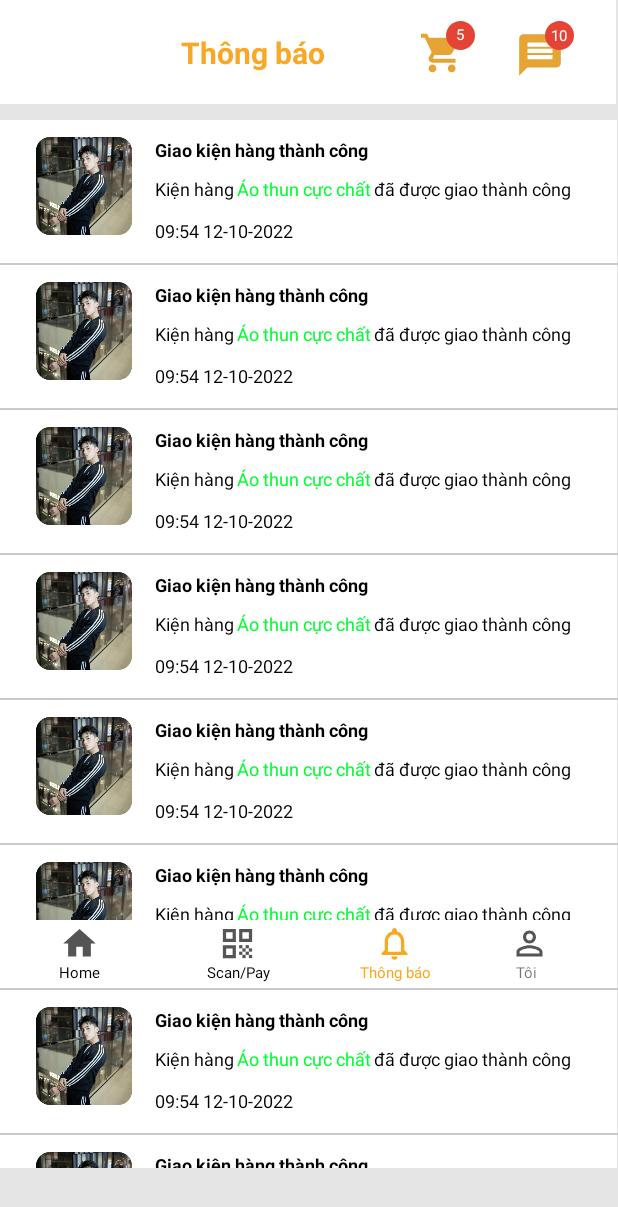
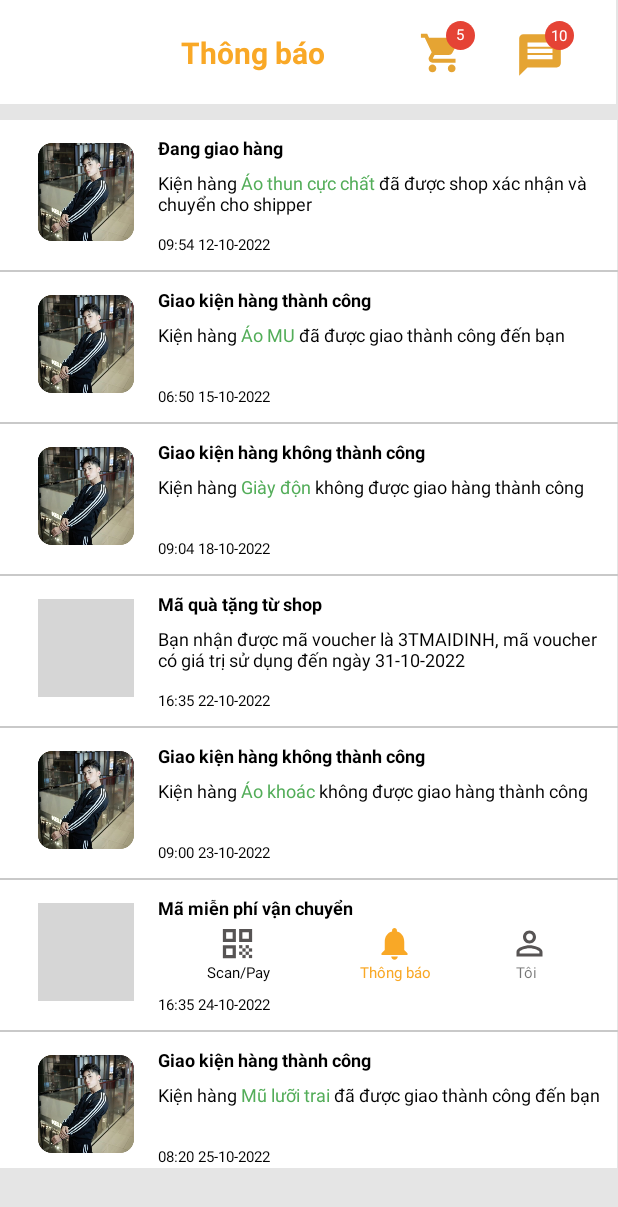
Before and after one commit to SETQT/Android, an Android app: the screen it shows after launch (MainActivity), on a phone screen of 412 x 824 dp. Shown: the top 1207 px of the screen. Run offline under Robolectric (Android 15) with nearby library versions, the phone set to English and light mode, and no system bars; grey boxes are pictures that could not be loaded.

Commit message:
update activity notify

```diff
--- a/app/src/main/java/com/example/androidproject08/CustomNotifyListViewAdapter.java
+++ b/app/src/main/java/com/example/androidproject08/CustomNotifyListViewAdapter.java
@@ -40,13 +40,25 @@ public class CustomNotifyListViewAdapter extends ArrayAdapter<Notify> {
         TextView textTitle = (TextView) v.findViewById(R.id.itemTitle);
         ImageView imageView = (ImageView) v.findViewById(R.id.icon);
         TextView textContent = (TextView) v.findViewById(R.id.content);
-        TextView textProduct = (TextView) v.findViewById(R.id.product);
         TextView textDate = (TextView) v.findViewById(R.id.date);
 
         textTitle.setText(my_notify.get(position).getTitle());
 
-        textContent.setText(my_notify.get(position).getContent());
-        textProduct.setText(my_notify.get(position).getProduct());
+        if (my_notify.get(position).getCheckProduct() == 1){
+            String str;
+            if (my_notify.get(position).getStatus() == 1){
+                str = " đã được giao thành công đến bạn";
+            } else if (my_notify.get(position).getStatus() == 0) {
+                str = " không được giao hàng thành công";
+            } else {
+                str = " đã được shop xác nhận và chuyển cho shipper";
+            }
+            String htmlcontent =  "<div>Kiện hàng <font color=\"#53AD59\">"+ my_notify.get(position).getProduct()+
+                    "</font>"+str+"</div>";
+            textContent.setText(android.text.Html.fromHtml(htmlcontent));
+        } else {
+            textContent.setText(my_notify.get(position).getContent()) ;
+        }
         textDate.setText(my_notify.get(position).getDate());
         imageView.setImageResource(my_notify.get(position).getImage());
 
--- a/app/src/main/java/com/example/androidproject08/CustomProductLabelAdapter.java
+++ b/app/src/main/java/com/example/androidproject08/CustomProductLabelAdapter.java
@@ -17,6 +17,7 @@ public class CustomProductLabelAdapter extends BaseAdapter {
     String costs_sale[];
     String percents_sale[];
     LayoutInflater inflter;
+
     public CustomProductLabelAdapter(Context applicationContext, int[] logos, String[] names, String[] costs, String[] costs_sale, String[] percents_sale) {
         this.context = applicationContext;
         this.logos = logos;
--- a/app/src/main/java/com/example/androidproject08/MainActivity.java
+++ b/app/src/main/java/com/example/androidproject08/MainActivity.java
@@ -15,50 +15,38 @@ public class MainActivity extends Activity {
     String costs[] = {"đ100.000", "đ500.000", "đ100.000", "đ500.000", "đ100.000", "đ500.000", "đ100.000", "đ500.000", "đ100.000", "đ500.000"};
     String costs_sale[] = {"đ80.000", "đ400.000", "đ80.000", "đ400.000", "đ80.000", "đ400.000", "đ80.000", "đ400.000", "đ80.000", "đ400.000"};
     String percent_sale[] = {"-20%", "-20%", "-20%", "-20%", "-20%", "-20%", "-20%", "-20%", "-20%", "-20%"};
-
     @Override
     protected void onCreate(Bundle savedInstanceState) {
         super.onCreate(savedInstanceState);
         setContentView(R.layout.activity_dashboard);
         gridview = (GridView) findViewById(R.id.gridview);
-
         CustomProductLabelAdapter customAdapter = new CustomProductLabelAdapter(getApplicationContext(), logos, names, costs, costs_sale, percent_sale);
         gridview.setAdapter(customAdapter);
-
     }*/
 
     ListView listNotification;
     ArrayList<Notify> notifiesArray =new ArrayList<Notify>();
-    String[] content ={
-            "đã được giao thành công"
-    };
 
-    String[] product ={
-            "Áo thun cực chất"
-    };
-    String[] title ={
-            "Giao kiện hàng thành công"
-    };
-
-    String[] date ={
-            "09:54 12-10-2022"
-    };
-
-    Integer[] image={
-            R.drawable.mono1
-
-    };
+    Integer[] CheckProduct = {1, 1, 1, 0, 1, 0, 1, 1};
+    String[] title = {"Đang giao hàng", "Giao kiện hàng thành công","Giao kiện hàng không thành công","Mã quà tặng từ shop",
+            "Giao kiện hàng không thành công", "Mã miễn phí vận chuyển", "Giao kiện hàng thành công", "Giao kiện hàng thành công"};
+    Integer[] status = {2,1,0,1,0,1,1,1};
+    String[] product = {"Áo thun cực chất", "Áo MU", "Giày độn", "", "Áo khoác","", "Mũ lưỡi trai", "Áo len"};
+    String[] content = {"","","","Bạn nhận được mã voucher là 3TMAIDINH, mã voucher có giá trị sử dụng đến ngày 31-10-2022","","Bạn có mã freeship là GROUP8MOBILE, vui lòng sử dụng trong vòng 5 ngày", "", ""};
+    String[] date = {"09:54 12-10-2022", "06:50 15-10-2022","09:04 18-10-2022","16:35 22-10-2022"
+    ,"09:00 23-10-2022","16:35 24-10-2022","08:20 25-10-2022","16:47 26-10-2022"};
+    Integer[] image = {R.drawable.mono1, R.drawable.mono1, R.drawable.mono1, R.drawable.notify_img_voucher,
+            R.drawable.mono1,R.drawable.notify_img_voucher, R.drawable.mono1, R.drawable.mono1  };
     @Override
     protected void onCreate(Bundle savedInstanceState) {
         super.onCreate(savedInstanceState);
-//        setContentView(R.layout.layout_cart);
         setContentView(R.layout.activity_notify);
 
 
         listNotification = (ListView) findViewById(R.id.idListView);
 
-        for (int i=0;i<10;i++){
-            notifiesArray.add(new Notify(i,title[0],content[0], product[0],date[0],image[0]));
+        for (int i=0;i<7;i++){
+            notifiesArray.add(new Notify(i, CheckProduct[i],title[i], status[i], product[i],date[i],content[i], image[i]));
         }
         CustomNotifyListViewAdapter myAdapter=new CustomNotifyListViewAdapter(this,R.layout.custom_notify_listview,notifiesArray);
         listNotification.setAdapter(myAdapter);
--- a/app/src/main/java/com/example/androidproject08/Notify.java
+++ b/app/src/main/java/com/example/androidproject08/Notify.java
@@ -4,21 +4,32 @@ public class Notify {
 
 
     private int id;
-    private String content;
+    private int CheckProduct;
+    private int status;
     private String product;
     private String title;
     private String date;
     private Integer image;
+    private String content;
 
 
-
-    public Notify(int id,String title, String content, String product, String date,Integer img) {
+    public Notify(int id,int CheckProduct, String title, int status, String product, String date, String content, Integer img) {
         this.setId(id);
-        this.setContent(content);
+        this.setCheckProduct(CheckProduct);
+        this.setStatus(status);
         this.setProduct(product);
         this.setTitle(title);
         this.setDate(date);
         this.setImage(img);
+        this.setContent(content);
+    }
+
+    public int getCheckProduct() {
+        return CheckProduct;
+    }
+
+    public void setCheckProduct(int CheckProduct) {
+        this.CheckProduct = CheckProduct;
     }
 
     public int getId() {
@@ -29,20 +40,12 @@ public class Notify {
         this.id = id;
     }
 
-    public String getName() {
-        return getContent();
+    public Integer getStatus() {
+        return status;
     }
 
-    public void setName(String name) {
-        this.setContent(name);
-    }
-
-    public String getContent() {
-        return content;
-    }
-
-    public void setContent(String content) {
-        this.content = content;
+    public void setStatus(Integer status) {
+        this.status = status;
     }
 
     public String getProduct() {
@@ -52,6 +55,7 @@ public class Notify {
     public void setProduct(String product) {
         this.product = product;
     }
+
     public String getTitle() {
         return title;
     }
@@ -75,4 +79,13 @@ public class Notify {
     public void setImage(Integer date) {
         this.image = date;
     }
+
+    public String getContent() {
+        return content;
+    }
+
+    public void setContent(String content) {
+        this.content = content;
+    }
+
 }
--- a/app/src/main/res/drawable/icon_notify.xml
+++ b/app/src/main/res/drawable/icon_notify.xml
@@ -1,5 +1,5 @@
-<vector android:height="26dp" android:tint="#575454"
+<vector android:height="24dp" android:tint="#AEAEAE"
     android:viewportHeight="24" android:viewportWidth="24"
-    android:width="26dp" xmlns:android="http://schemas.android.com/apk/res/android">
-    <path android:fillColor="@android:color/white" android:pathData="M12,22c1.1,0 2,-0.9 2,-2h-4c0,1.1 0.9,2 2,2zM18,16v-5c0,-3.07 -1.63,-5.64 -4.5,-6.32L13.5,4c0,-0.83 -0.67,-1.5 -1.5,-1.5s-1.5,0.67 -1.5,1.5v0.68C7.64,5.36 6,7.92 6,11v5l-2,2v1h16v-1l-2,-2zM16,17L8,17v-6c0,-2.48 1.51,-4.5 4,-4.5s4,2.02 4,4.5v6z"/>
+    android:width="24dp" xmlns:android="http://schemas.android.com/apk/res/android">
+    <path android:fillColor="@android:color/white" android:pathData="M12,22c1.1,0 2,-0.9 2,-2h-4c0,1.1 0.89,2 2,2zM18,16v-5c0,-3.07 -1.64,-5.64 -4.5,-6.32L13.5,4c0,-0.83 -0.67,-1.5 -1.5,-1.5s-1.5,0.67 -1.5,1.5v0.68C7.63,5.36 6,7.92 6,11v5l-2,2v1h16v-1l-2,-2z"/>
 </vector>
--- a/app/src/main/res/layout/custom_notify_listview.xml
+++ b/app/src/main/res/layout/custom_notify_listview.xml
@@ -7,7 +7,7 @@
     <View
         android:id="@+id/notify_custom_listview_bg_notify"
         android:layout_width="411dp"
-        android:layout_height="95dp"
+        android:layout_height="100dp"
         android:layout_alignParentLeft="true"
         android:layout_alignParentTop="true"
         android:background="@drawable/notify_custom_listview_bg_notify" />
@@ -17,62 +17,37 @@
         android:layout_width="64dp"
         android:layout_height="65dp"
         android:layout_alignParentLeft="true"
-        android:layout_marginLeft="24dp"
         android:layout_alignParentTop="true"
-        android:layout_marginTop="11dp" />
+        android:layout_marginLeft="25dp"
+        android:layout_marginTop="15dp" />
 
     <LinearLayout
         android:layout_width="411dp"
-        android:layout_height="95dp"
-        android:layout_marginLeft="103dp"
+        android:layout_height="100dp"
+        android:layout_marginLeft="105dp"
         android:orientation="vertical">
 
         <TextView
             android:id="@+id/itemTitle"
-            android:layout_width="165dp"
+            android:layout_width="wrap_content"
             android:layout_height="18dp"
             android:layout_alignParentLeft="true"
             android:layout_alignParentTop="true"
-            android:textStyle="bold"
-            android:layout_marginTop="11dp"
+            android:layout_marginTop="10dp"
             android:textColor="#000000"
-            android:textSize="12sp" />
-
-        <LinearLayout
-            android:layout_width="wrap_content"
-            android:layout_height="20dp"
-            android:layout_marginTop="8dp"
-            android:orientation="horizontal">
-
-            <TextView
-                android:layout_width="wrap_content"
-                android:layout_height="20dp"
-                android:layout_alignParentLeft="true"
-                android:layout_alignParentTop="true"
-                android:text="Kiện hàng"
-                android:textColor="#000000"
-                android:textSize="12sp" />
-
-            <TextView
-                android:id="@+id/product"
-                android:layout_width="wrap_content"
-                android:layout_height="20dp"
-                android:layout_alignParentLeft="true"
-                android:layout_alignParentTop="true"
-                android:layout_marginLeft="2dp"
-                android:textColor="#02FD32"
-                android:textSize="12sp" />
+            android:textSize="12sp"
+            android:textStyle="bold" />
 
         <TextView
             android:id="@+id/content"
             android:layout_width="wrap_content"
-                android:layout_height="20dp"
+            android:layout_height="35dp"
             android:layout_alignParentLeft="true"
             android:layout_alignParentTop="true"
-                android:layout_marginLeft="2dp"
+            android:layout_marginTop="5dp"
             android:textColor="#000000"
             android:textSize="12sp" />
-        </LinearLayout>
+
 
         <TextView
             android:id="@+id/date"
@@ -80,9 +55,9 @@
             android:layout_height="15dp"
             android:layout_alignParentLeft="true"
             android:layout_alignParentTop="true"
-            android:layout_marginTop="8dp"
+            android:layout_marginTop="7dp"
             android:textColor="#000000"
-            android:textSize="12sp" />
+            android:textSize="10sp" />
 
     </LinearLayout>
 
```
Lines whose indentation alone changed are shown as unchanged.
